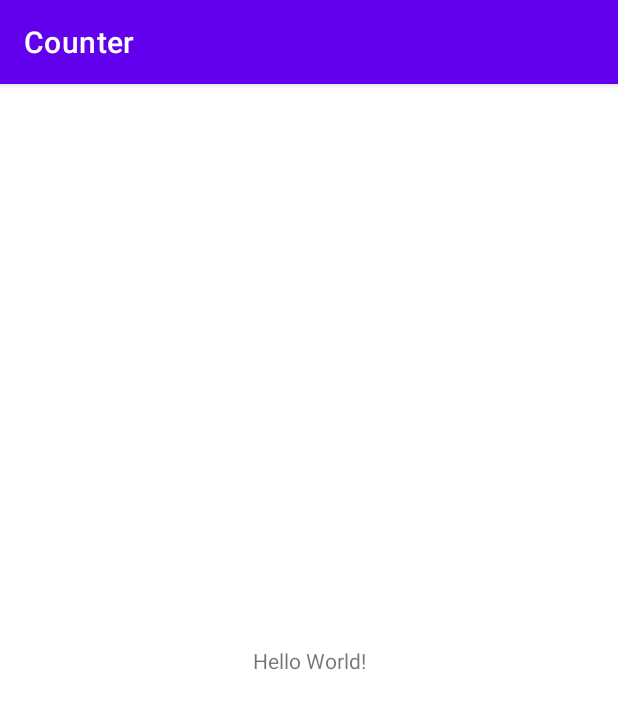
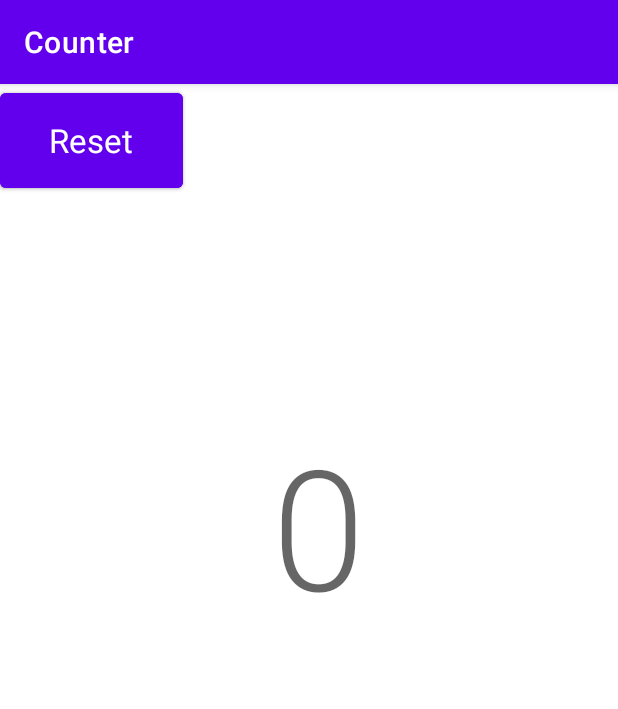
Before and after one commit to Aamnah-Khalid/Mobile-Computing, an Android app: the screen it shows after launch (MainActivity), on a phone screen of 412 x 824 dp. Shown: the top 709 px of the screen. Run offline under Robolectric (Android 15) with nearby library versions, the phone set to English and light mode, and no system bars.

Commit message:
Set Constraints

```diff
--- a/Counter/app/src/main/res/layout/activity_main.xml
+++ b/Counter/app/src/main/res/layout/activity_main.xml
@@ -7,12 +7,34 @@
     tools:context=".MainActivity">
 
     <TextView
-        android:layout_width="wrap_content"
-        android:layout_height="wrap_content"
-        android:text="Hello World!"
-        app:layout_constraintBottom_toBottomOf="parent"
-        app:layout_constraintLeft_toLeftOf="parent"
-        app:layout_constraintRight_toRightOf="parent"
+        android:id="@+id/textView"
+        android:layout_width="68dp"
+        android:layout_height="160dp"
+        android:layout_marginStart="186dp"
+        android:layout_marginTop="219dp"
+        android:layout_marginEnd="167dp"
+        android:text="0"
+        android:textAppearance="@style/TextAppearance.AppCompat.Display4"
+        app:layout_constraintEnd_toEndOf="parent"
+        app:layout_constraintStart_toStartOf="parent"
         app:layout_constraintTop_toTopOf="parent" />
 
+    <Button
+        android:id="@+id/button"
+        android:layout_width="122dp"
+        android:layout_height="75dp"
+        android:text="Count"
+        android:textAppearance="@style/TextAppearance.AppCompat.Large"
+        tools:layout_editor_absoluteX="54dp"
+        tools:layout_editor_absoluteY="603dp" />
+
+    <Button
+        android:id="@+id/button2"
+        android:layout_width="122dp"
+        android:layout_height="75dp"
+        android:text="Reset"
+        android:textAppearance="@style/TextAppearance.AppCompat.Large"
+        tools:layout_editor_absoluteX="237dp"
+        tools:layout_editor_absoluteY="599dp" />
+
 </androidx.constraintlayout.widget.ConstraintLayout>
```
